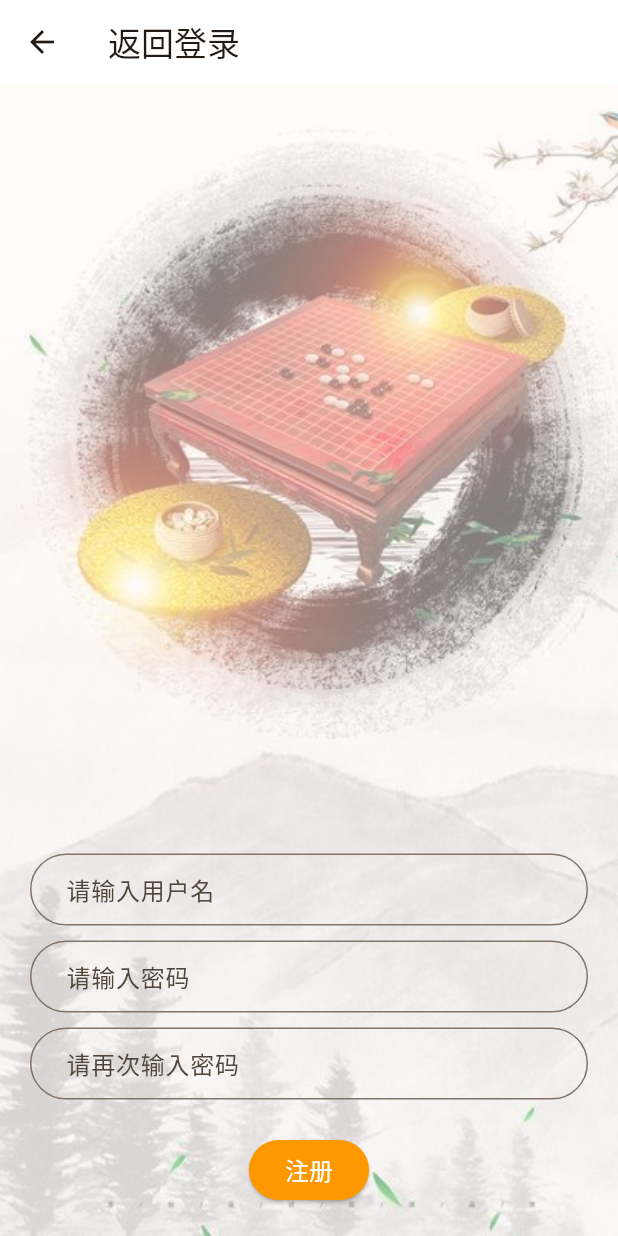
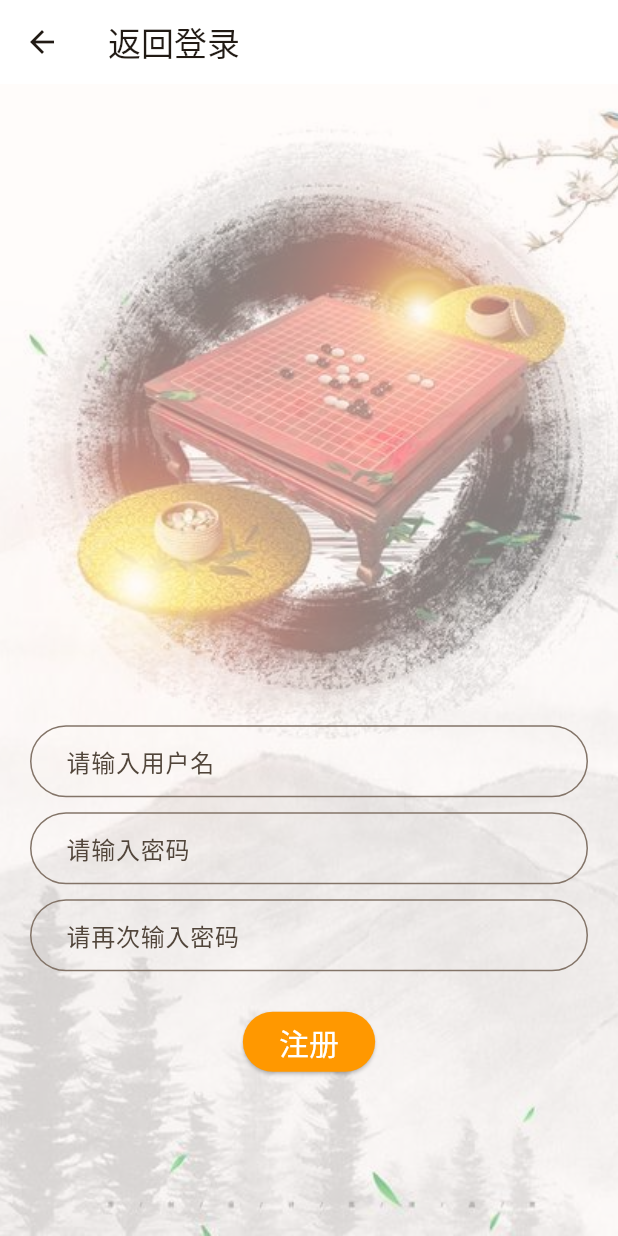
Before and after one commit to mxc-org/flutter_front, a Flutter app: the screen it shows after launch, after a tap on "新用户？点击注册", on a phone screen of 412 x 824 dp. Run offline on Flutter 3.47's test engine with Material 2 defaults, Android fonts, the light colour scheme and no system bars; our stand-ins replace file_picker; network calls fail.

Commit message:
添加好友界面中，判断是否为好友，不允许好友重复添加；调整页面布局

```diff
--- a/lib/friendsUI.dart
+++ b/lib/friendsUI.dart
@@ -18,7 +18,6 @@ class FriendsUI extends StatefulWidget {
 class _FriendsUIState extends State<FriendsUI> {
   @override
   void initState() {
-    // TODO: implement initState
     super.initState();
     getFriends(Values.user.id);
     getNewFriends(Values.user.id);
@@ -73,7 +72,7 @@ class _FriendsUIState extends State<FriendsUI> {
   Widget myListView() {
     return ListView.builder(
       shrinkWrap: true,
-      physics: NeverScrollableScrollPhysics(),
+      physics: const NeverScrollableScrollPhysics(),
       itemCount: Values.friendList.length,
       itemBuilder: (context, i) {
         return ListTile(
--- a/lib/loginUI.dart
+++ b/lib/loginUI.dart
@@ -38,6 +38,7 @@ class _LoginUIState extends State<LoginUI> {
         child: Column(
           children: [
             const Expanded(
+              flex: 5,
               child: Text(""),
             ),
             Container(
@@ -80,7 +81,7 @@ class _LoginUIState extends State<LoginUI> {
                     ),
                     child: const Text(
                       "登录",
-                      style: TextStyle(fontSize: 16, color: Colors.white),
+                      style: TextStyle(fontSize: 20, color: Colors.white),
                     ),
                   ),
                   // const SizedBox(height: 10),
@@ -96,6 +97,10 @@ class _LoginUIState extends State<LoginUI> {
                   )
                 ],
               ),
+            ),
+            const Expanded(
+              flex: 1,
+              child: Text(""),
             ),
           ],
         ),
--- a/lib/obj.dart
+++ b/lib/obj.dart
@@ -8,12 +8,16 @@ class User {
   int winMatches;
   late double winPercentage;
   String avatarName;
+  bool isFriend = false;
 
   User(this.id, this.username, this.password, this.totalMatches,
-      this.winMatches, this.avatarName) {
+      this.winMatches, this.avatarName, {bool? isFriend}) {
     winPercentage = 0;
     if (totalMatches != 0) {
       winPercentage = winMatches / totalMatches;
+    }
+    if(isFriend != null){
+      isFriend = true;
     }
   }
 
--- a/lib/registerUI.dart
+++ b/lib/registerUI.dart
@@ -41,7 +41,10 @@ class _RegisterUIState extends State<RegisterUI> {
         ),
         child: Column(
           children: [
-            const Expanded(child: Text("")),
+            const Expanded(
+              flex: 5,
+              child: Text(""),
+            ),
             Container(
               alignment: AlignmentDirectional.bottomCenter,
               margin: const EdgeInsets.only(left: 20, right: 20, bottom: 20),
@@ -113,12 +116,16 @@ class _RegisterUIState extends State<RegisterUI> {
                     ),
                     child: const Text(
                       "注册",
-                      style: TextStyle(fontSize: 16, color: Colors.white),
+                      style: TextStyle(fontSize: 20, color: Colors.white),
                     ),
                   ),
                 ],
               ),
-            )
+            ),
+            const Expanded(
+              flex: 1,
+              child: Text(""),
+            ),
           ],
         ),
       ),
```
Also changed, not shown: lib/searchUI.dart (+15 -1 lines), pubspec.lock, 1 other file.
